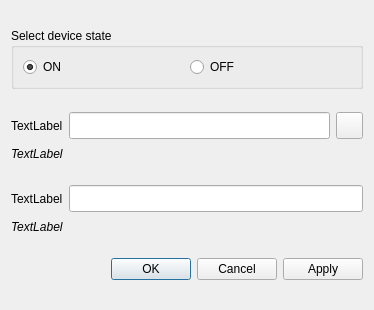
First picture: the form in src/qdialogsetpoint.ui, repository assisi/arena-ui, before the edit.
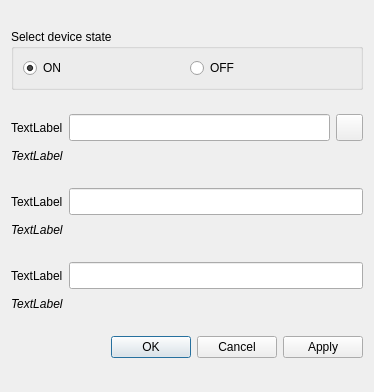
Second picture: the form after the edit. Icons and pictures are not drawn.

The edit to the form file:
```diff
--- a/src/qdialogsetpoint.ui
+++ b/src/qdialogsetpoint.ui
@@ -7,7 +7,7 @@
     <x>0</x>
     <y>0</y>
     <width>374</width>
-    <height>310</height>
+    <height>392</height>
    </rect>
   </property>
   <property name="sizePolicy">
@@ -204,6 +204,69 @@
      </item>
     </layout>
    </item>
+   <item>
+    <layout class="QGridLayout" name="gridLayout_3">
+     <item row="0" column="0">
+      <widget class="QLabel" name="text31">
+       <property name="enabled">
+        <bool>true</bool>
+       </property>
+       <property name="text">
+        <string>TextLabel</string>
+       </property>
+      </widget>
+     </item>
+     <item row="0" column="1">
+      <widget class="QLineEdit" name="value3">
+       <property name="enabled">
+        <bool>true</bool>
+       </property>
+       <property name="sizePolicy">
+        <sizepolicy hsizetype="Expanding" vsizetype="Fixed">
+         <horstretch>0</horstretch>
+         <verstretch>0</verstretch>
+        </sizepolicy>
+       </property>
+       <property name="minimumSize">
+        <size>
+         <width>100</width>
+         <height>27</height>
+        </size>
+       </property>
+       <property name="alignment">
+        <set>Qt::AlignRight|Qt::AlignTrailing|Qt::AlignVCenter</set>
+       </property>
+      </widget>
+     </item>
+     <item row="1" column="0" colspan="2">
+      <widget class="QLabel" name="text32">
+       <property name="enabled">
+        <bool>true</bool>
+       </property>
+       <property name="sizePolicy">
+        <sizepolicy hsizetype="Preferred" vsizetype="Fixed">
+         <horstretch>0</horstretch>
+         <verstretch>0</verstretch>
+        </sizepolicy>
+       </property>
+       <property name="minimumSize">
+        <size>
+         <width>0</width>
+         <height>17</height>
+        </size>
+       </property>
+       <property name="font">
+        <font>
+         <italic>true</italic>
+        </font>
+       </property>
+       <property name="text">
+        <string>TextLabel</string>
+       </property>
+      </widget>
+     </item>
+    </layout>
+   </item>
    <item>
     <widget class="QDialogButtonBox" name="buttonBox">
      <property name="orientation">
```
